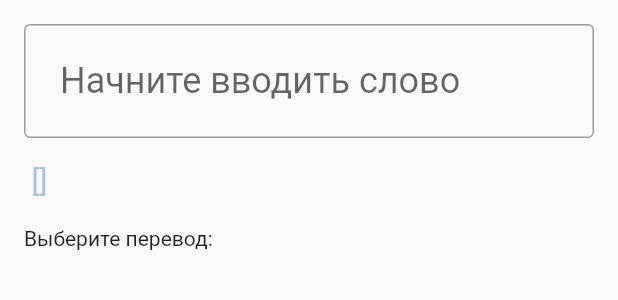
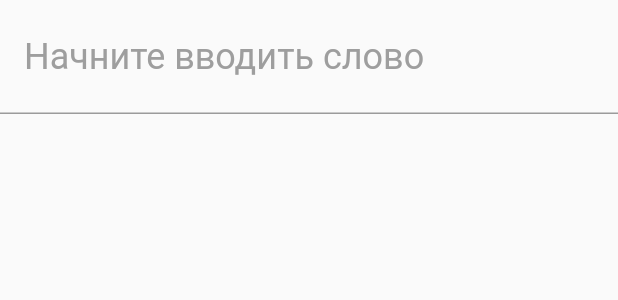
Before and after one commit to vockify/vockify-app, a Flutter app: the AddUserTermWidget widget shown alone on an empty page, opened directly, on a phone screen of 412 x 824 dp. Shown: the top 300 px of the screen. Run offline on Flutter 3.47's test engine with Material 2 defaults, Android fonts, the light colour scheme and no system bars; our stand-ins replace built_collection, built_value, carousel_slider, easy_debounce, flutter_redux, flutter_slidable and 2 more; missing offline and left inert: flutter_redux_navigation, flutter_web_auth, receive_sharing_intent, redux_epics, reselect; accounts and stored records are empty; generated files the repository leaves out were written again.

Commit message:
new word ux

```diff
--- a/lib/src/redux/effects/term_effect.dart
+++ b/lib/src/redux/effects/term_effect.dart
@@ -12,6 +12,7 @@ import 'package:vockify/src/redux/actions/terms/request_quiz_terms_action.dart';
 import 'package:vockify/src/redux/actions/terms/request_remove_user_term_action.dart';
 import 'package:vockify/src/redux/actions/terms/request_update_term_action.dart';
 import 'package:vockify/src/redux/actions/terms/request_user_terms_action.dart';
+import 'package:vockify/src/redux/actions/terms/set_last_added_term_action.dart';
 import 'package:vockify/src/redux/actions/terms/set_public_terms_action.dart';
 import 'package:vockify/src/redux/actions/terms/set_quiz_terms_action.dart';
 import 'package:vockify/src/redux/actions/terms/set_user_terms_action.dart';
@@ -49,6 +50,8 @@ class TermEffect {
         if (store.state.terms.user.loader == LoaderState.isLoaded) {
           yield AddUserTermAction(term: TermState.fromDto(result.data));
         }
+
+        yield SetLastAddedTerm(name: result.data.name);
       } catch (e) {
         print(e);
       } finally {
--- a/lib/src/redux/selectors/selectors.dart
+++ b/lib/src/redux/selectors/selectors.dart
@@ -104,6 +104,11 @@ Selector<AppState, LoaderState> getUserTermLoader = createSelector1(
   (UserTermDataState state) => state.loader,
 );
 
+Selector<AppState, String> getLastAddedTerm = createSelector1(
+  getTermDataState,
+  (TermDataState state) => state.lastAddedTerm,
+);
+
 QuizDataState getQuizDataState(AppState state) => state.quiz;
 
 SetState getSetById(AppState state, int id) => getSetItems(state)[id];
--- a/lib/src/redux/state/term_data_state/term_data_state.dart
+++ b/lib/src/redux/state/term_data_state/term_data_state.dart
@@ -11,6 +11,7 @@ abstract class TermDataState implements Built<TermDataState, TermDataStateBuilde
 
   factory TermDataState.initial() => TermDataState((builder) {
         builder
+          ..lastAddedTerm = ''
           ..items.replace({})
           ..public.replace(PublicTermDataState.initial())
           ..user.replace(UserTermDataState.initial());
@@ -20,6 +21,8 @@ abstract class TermDataState implements Built<TermDataState, TermDataStateBuilde
 
   BuiltMap<int, TermState> get items;
 
+  String get lastAddedTerm;
+
   PublicTermDataState get public;
 
   UserTermDataState get user;
--- a/lib/src/router/router.dart
+++ b/lib/src/router/app_router.dart
@@ -17,7 +17,7 @@ import 'package:vockify/src/screens/user_terms_screen.dart';
 
 typedef Widget PathBuilder(Map<String, dynamic> arguments);
 
-class Router {
+class AppRouter {
   static final Map<String, PathBuilder> _paths = {
     Routes.login: (arguments) => LoginScreenWidget(),
     Routes.profile: (arguments) => ProfileScreenWidget(),
@@ -42,7 +42,7 @@ class Router {
   };
 
   static MaterialPageRoute buildRoute(RouteSettings settings, Widget builder) {
-    return MaterialPageRoute(
+    return MaterialPageRoute<dynamic>(
       settings: settings,
       builder: (context) => builder,
     );
--- a/lib/src/screens/user_set_select_screen.dart
+++ b/lib/src/screens/user_set_select_screen.dart
@@ -36,6 +36,8 @@ class _UserSetSelectScreenState extends State<UserSetSelectScreenWidget> {
             minHeight: 42,
           ),
           onPressed: () {
+            dispatcher.dispatch(NavigateToAction.pop());
+
             dispatcher.dispatch(
               RequestAddUserTermAction(
                 term: TermDto(
@@ -46,8 +48,6 @@ class _UserSetSelectScreenState extends State<UserSetSelectScreenWidget> {
                 ),
               ),
             );
-
-            dispatcher.dispatch(NavigateToAction.pop());
           },
           child: Text(
             'Добавить',
--- a/lib/src/widgets/add_user_term/add_user_term.dart
+++ b/lib/src/widgets/add_user_term/add_user_term.dart
@@ -1,9 +1,12 @@
 import 'package:easy_debounce/easy_debounce.dart';
 import 'package:flutter/cupertino.dart';
 import 'package:flutter/material.dart';
+import 'package:flutter_redux/flutter_redux.dart';
 import 'package:flutter_redux_navigation/flutter_redux_navigation.dart';
 import 'package:vockify/src/api/app_api.dart';
 import 'package:vockify/src/api/dto/translate/translate_request_dto.dart';
+import 'package:vockify/src/redux/selectors/selectors.dart';
+import 'package:vockify/src/redux/state/app_state.dart';
 import 'package:vockify/src/redux/store/app_dispatcher.dart';
 import 'package:vockify/src/router/routes.dart';
 import 'package:vockify/src/theme/vockify_colors.dart';
@@ -26,19 +29,33 @@ class _AddUserTermState extends State<AddUserTermWidget> {
 
   @override
   Widget build(BuildContext context) {
-    return SingleChildScrollView(
+    return Stack(
+      children: [
+        Column(
+          crossAxisAlignment: CrossAxisAlignment.start,
+          children: [
+            Form(
+              key: _formKey,
+              child: UserTermTextFieldWidget(
+                controller: _nameController,
+              ),
+            ),
+            if (_term.isNotEmpty)
+              Expanded(
+                child: SingleChildScrollView(
                   child: Padding(
-        padding: EdgeInsets.all(16),
-        child: Form(
-          key: _formKey,
+                    padding: EdgeInsets.fromLTRB(16, 16, 16, 80),
                     child: Column(
                       mainAxisSize: MainAxisSize.min,
                       crossAxisAlignment: CrossAxisAlignment.start,
                       children: <Widget>[
                         Padding(
-                padding: EdgeInsets.only(bottom: 16),
-                child: UserTermTextFieldWidget(
-                  controller: _nameController,
+                          padding: EdgeInsets.only(bottom: 30),
+                          child: Text(
+                            _definitions.first,
+                            style: Theme.of(context).textTheme.bodyText2.copyWith(
+                                  fontSize: 24,
+                                ),
                           ),
                         ),
                         Padding(
@@ -63,17 +80,31 @@ class _AddUserTermState extends State<AddUserTermWidget> {
                         ),
                         Padding(
                           padding: EdgeInsets.only(bottom: 8),
-                child: Text('Выберите перевод:'),
+                          child: Text(
+                            'Выберите перевод:',
+                            style: Theme.of(context).textTheme.bodyText2.copyWith(
+                                  fontSize: 16,
+                                ),
+                          ),
                         ),
                         Padding(
                           padding: EdgeInsets.only(bottom: 16),
                           child: _buildDefinitionChips(),
                         ),
-              _buildAddButton(),
                       ],
                     ),
                   ),
                 ),
+              )
+          ],
+        ),
+        if (_definitions.isNotEmpty)
+          Container(
+            padding: EdgeInsets.all(16),
+            alignment: Alignment.bottomCenter,
+            child: _buildAddButton(),
+          ),
+      ],
     );
   }
 
@@ -107,22 +138,21 @@ class _AddUserTermState extends State<AddUserTermWidget> {
   }
 
   Widget _buildAddButton() {
-    if (_definitions.isEmpty) {
-      return Container();
-    }
-
     final definition = _selectedDefinitions.isEmpty ? _definitions.first : _selectedDefinitions.join(', ');
 
-    return Container(
-      padding: EdgeInsets.only(top: 16),
-      alignment: Alignment.bottomCenter,
-      child: Row(
+    return Row(
       children: <Widget>[
         Expanded(
-            child: RawMaterialButton(
+          child: StoreConnector<AppState, String>(
+            distinct: true,
+            converter: (store) => getLastAddedTerm(store.state),
+            builder: (context, lastAddedTerm) {
+              final isTermAdded = lastAddedTerm == _term;
+
+              return RawMaterialButton(
                 padding: EdgeInsets.all(16),
                 shape: RoundedRectangleBorder(borderRadius: BorderRadius.all(Radius.circular(16))),
-              fillColor: VockifyColors.prussianBlue,
+                fillColor: isTermAdded ? VockifyColors.green : VockifyColors.prussianBlue,
                 onPressed: () {
                   dispatcher.dispatch(
                     NavigateToAction.push(Routes.userSetSelect, arguments: {
@@ -132,16 +162,17 @@ class _AddUserTermState extends State<AddUserTermWidget> {
                   );
                 },
                 child: Text(
-                'Добавить в словарь',
+                  isTermAdded ? 'Уже в словаре' : 'Добавить в словарь',
                   style: Theme.of(context).textTheme.bodyText2.copyWith(
                         color: VockifyColors.white,
                         fontSize: 16,
                       ),
                 ),
+              );
+            },
           ),
         ),
       ],
-      ),
     );
   }
 
@@ -152,7 +183,12 @@ class _AddUserTermState extends State<AddUserTermWidget> {
         return ChoiceChip(
           backgroundColor: VockifyColors.white,
           selectedColor: VockifyColors.lightSteelBlue,
-          label: Text(definition),
+          label: Text(
+            definition,
+            style: Theme.of(context).textTheme.bodyText2.copyWith(
+                  fontSize: 16,
+                ),
+          ),
           labelStyle: TextStyle(color: VockifyColors.black),
           shape: RoundedRectangleBorder(
             side: BorderSide(
--- a/lib/src/widgets/add_user_term/user_term_text_field.dart
+++ b/lib/src/widgets/add_user_term/user_term_text_field.dart
@@ -23,21 +23,21 @@ class _UserTermTextFieldState extends State<UserTermTextFieldWidget> {
       controller: widget.controller,
       style: TextStyle(fontSize: 24),
       decoration: InputDecoration(
-        contentPadding: EdgeInsets.all(24),
+        contentPadding: EdgeInsets.symmetric(vertical: 24, horizontal: 16),
         suffixIcon: _isCloseButtonVisible
             ? GestureDetector(
                 onTap: () {
                   widget.controller.clear();
                 },
                 child: Padding(
-                  padding: EdgeInsets.all(24),
+                  padding: EdgeInsets.symmetric(vertical: 24, horizontal: 16),
                   child: Icon(Icons.close),
                 ),
               )
             : null,
         hintText: 'Начните вводить слово',
+        hintStyle: TextStyle(color: Colors.grey),
         fillColor: Colors.white,
-        border: OutlineInputBorder(),
       ),
     );
   }
--- a/lib/src/widgets/home_navigator.dart
+++ b/lib/src/widgets/home_navigator.dart
@@ -1,5 +1,5 @@
 import 'package:flutter/material.dart';
-import 'package:vockify/src/router/router.dart';
+import 'package:vockify/src/router/app_router.dart';
 
 class HomeNavigatorSettings {
   final GlobalKey<NavigatorState> key;
@@ -17,9 +17,9 @@ class HomeNavigatorWidget extends StatelessWidget {
   Widget build(BuildContext context) {
     return Navigator(
       key: settings.key,
-      onGenerateRoute: Router.getRoute,
+      onGenerateRoute: AppRouter.getRoute,
       onGenerateInitialRoutes: (navigator, route) => [
-        Router.getRoute(RouteSettings(name: settings.initialRoute)),
+        AppRouter.getRoute(RouteSettings(name: settings.initialRoute)),
       ],
     );
   }
```
Also changed, not shown: lib/src/redux/actions/terms/set_last_added_term_action.dart (added, +9 -0 lines), lib/src/redux/reducers/term_reducer.dart (+9 -0 lines), lib/src/vockify_app.dart (+4 -4 lines), lib/src/redux/state/term_data_state/term_data_state.g.dart, pubspec.lock, 1 other file. Lines whose indentation alone changed are shown as unchanged.
